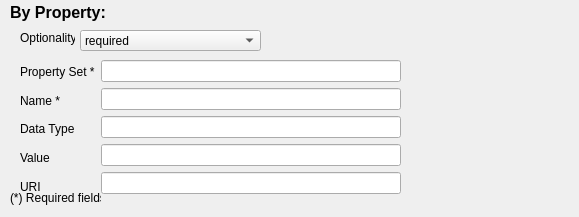
ivanfelipeib/Masterarbeit, file GUI_Windows/Filters-Requirements/by_property.ui: the form before one commit.
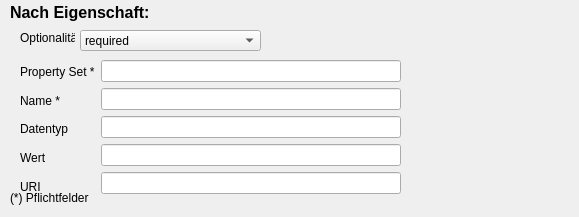
The form after the commit. Custom widgets are drawn as their Qt base class.

Patch:
```diff
--- a/GUI_Windows/Filters-Requirements/by_property.ui
+++ b/GUI_Windows/Filters-Requirements/by_property.ui
@@ -19,7 +19,7 @@
      <rect>
       <x>10</x>
       <y>0</y>
-      <width>131</width>
+      <width>241</width>
       <height>24</height>
      </rect>
     </property>
@@ -32,7 +32,7 @@
      </font>
     </property>
     <property name="text">
-     <string>By Property:</string>
+     <string>Nach Eigenschaft:</string>
     </property>
    </widget>
    <widget class="QLabel" name="label_3">
@@ -45,7 +45,7 @@
      </rect>
     </property>
     <property name="text">
-     <string>(*) Required fields</string>
+     <string>(*) Pflichtfelder</string>
     </property>
    </widget>
    <widget class="QWidget" name="layoutWidget">
@@ -77,14 +77,14 @@
        <item>
         <widget class="QLabel" name="lbl_data_type">
          <property name="text">
-          <string>Data Type</string>
+          <string>Datentyp</string>
          </property>
         </widget>
        </item>
        <item>
         <widget class="QLabel" name="lbl_value">
          <property name="text">
-          <string>Value</string>
+          <string>Wert</string>
          </property>
         </widget>
        </item>
@@ -153,7 +153,7 @@
      </rect>
     </property>
     <property name="text">
-     <string>Optionality</string>
+     <string>Optionalität:</string>
     </property>
    </widget>
   </widget>
```
